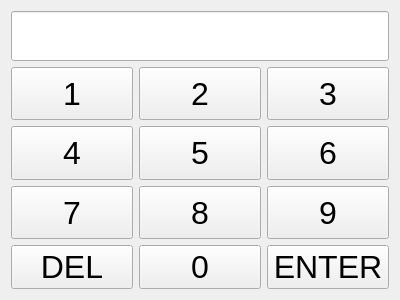
Old version of the form pond_client/pin.ui in the repository Josh-Larson/P.O.N.D.S.
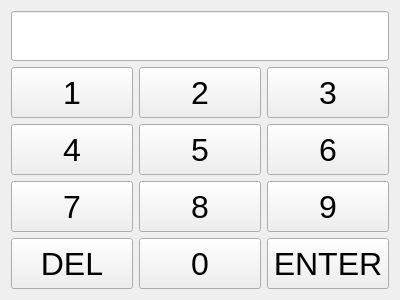
New version of the form.

Commit message: Fixed Pin Pad Size

```diff
--- a/pond_client/pin.ui
+++ b/pond_client/pin.ui
@@ -185,6 +185,12 @@
     <layout class="QHBoxLayout" name="horizontalLayout_4">
      <item>
       <widget class="QPushButton" name="back">
+       <property name="sizePolicy">
+        <sizepolicy hsizetype="Expanding" vsizetype="Expanding">
+         <horstretch>0</horstretch>
+         <verstretch>0</verstretch>
+        </sizepolicy>
+       </property>
        <property name="text">
         <string>DEL</string>
        </property>
@@ -192,6 +198,12 @@
      </item>
      <item>
       <widget class="QPushButton" name="but0">
+       <property name="sizePolicy">
+        <sizepolicy hsizetype="Expanding" vsizetype="Expanding">
+         <horstretch>0</horstretch>
+         <verstretch>0</verstretch>
+        </sizepolicy>
+       </property>
        <property name="text">
         <string>0</string>
        </property>
@@ -199,6 +211,12 @@
      </item>
      <item>
       <widget class="QPushButton" name="enter">
+       <property name="sizePolicy">
+        <sizepolicy hsizetype="Expanding" vsizetype="Expanding">
+         <horstretch>0</horstretch>
+         <verstretch>0</verstretch>
+        </sizepolicy>
+       </property>
        <property name="text">
         <string>ENTER</string>
        </property>
```
The commit also changes 1 other file.
